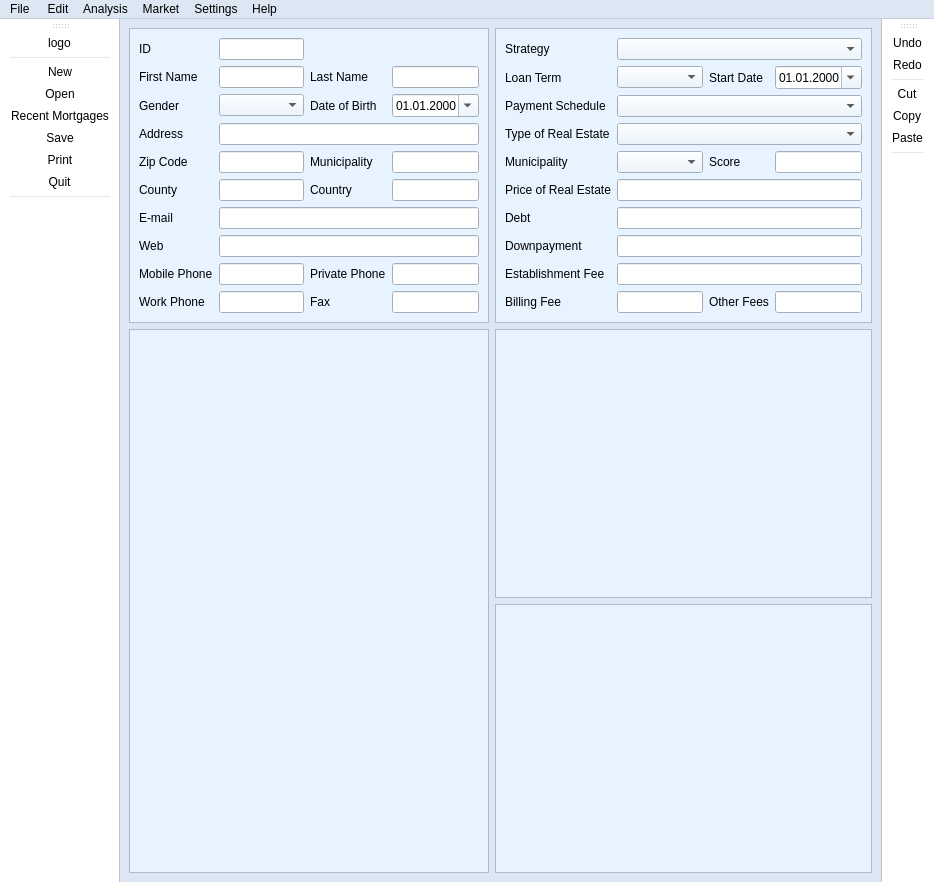
This is source/ui/main.ui in seemir/stressa as Qt 5 draws it before an edit. The edited form follows.
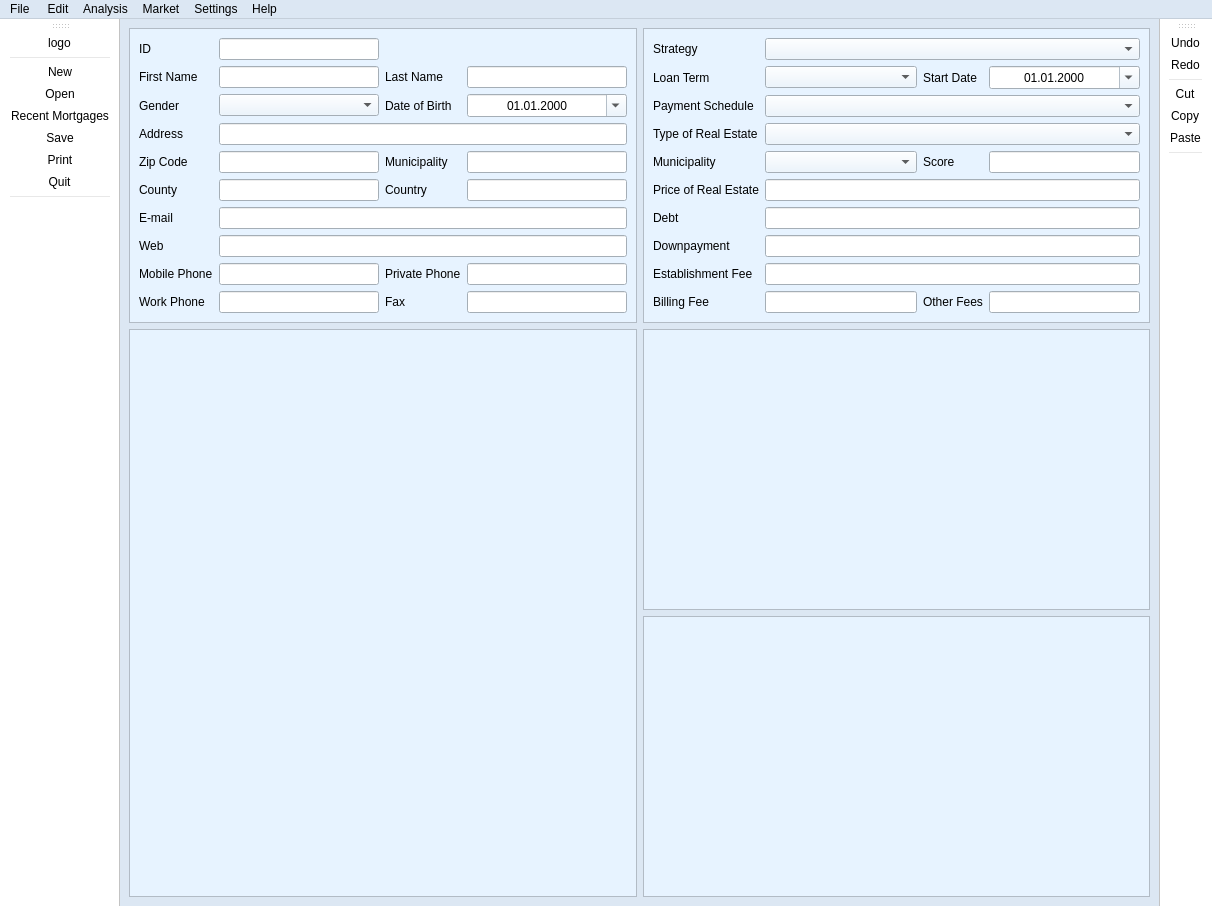
This is the edited form. Icons and pictures are not drawn.

```diff
--- a/source/ui/main.ui
+++ b/source/ui/main.ui
@@ -6,8 +6,8 @@
    <rect>
     <x>0</x>
     <y>0</y>
-    <width>934</width>
-    <height>882</height>
+    <width>1212</width>
+    <height>906</height>
    </rect>
   </property>
   <property name="palette">
@@ -3039,7 +3039,7 @@
     <rect>
      <x>0</x>
      <y>0</y>
-     <width>934</width>
+     <width>1212</width>
      <height>21</height>
     </rect>
    </property>
```
Left out of the diff: 2896 changed lines with no effect on the pictures.
